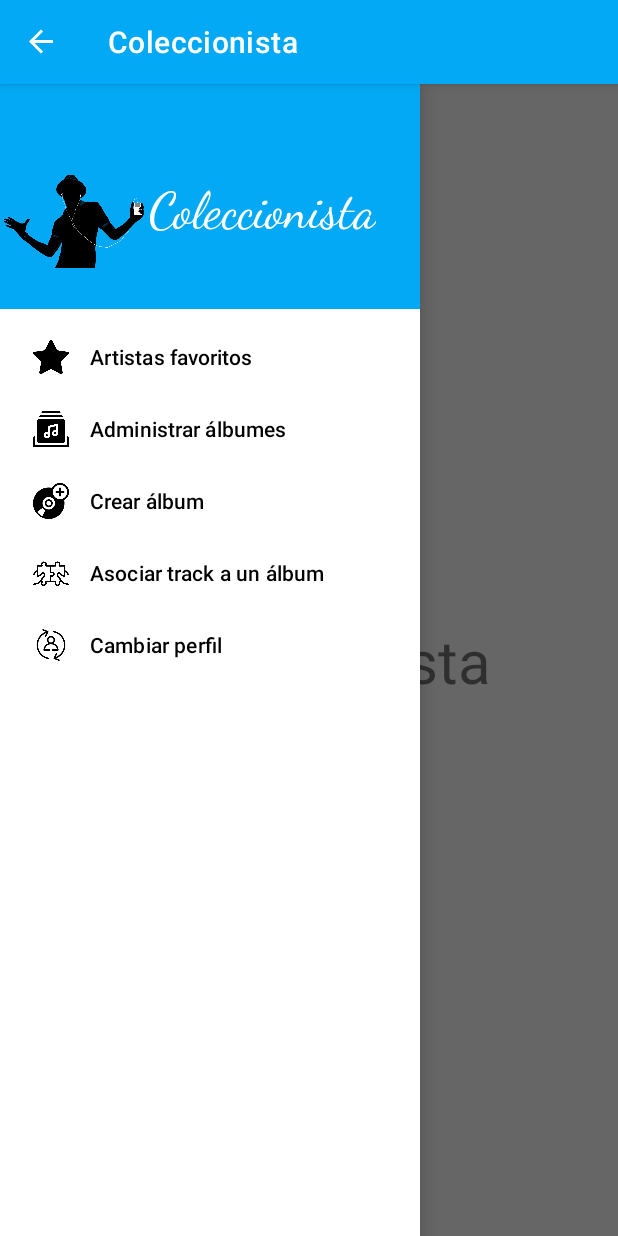
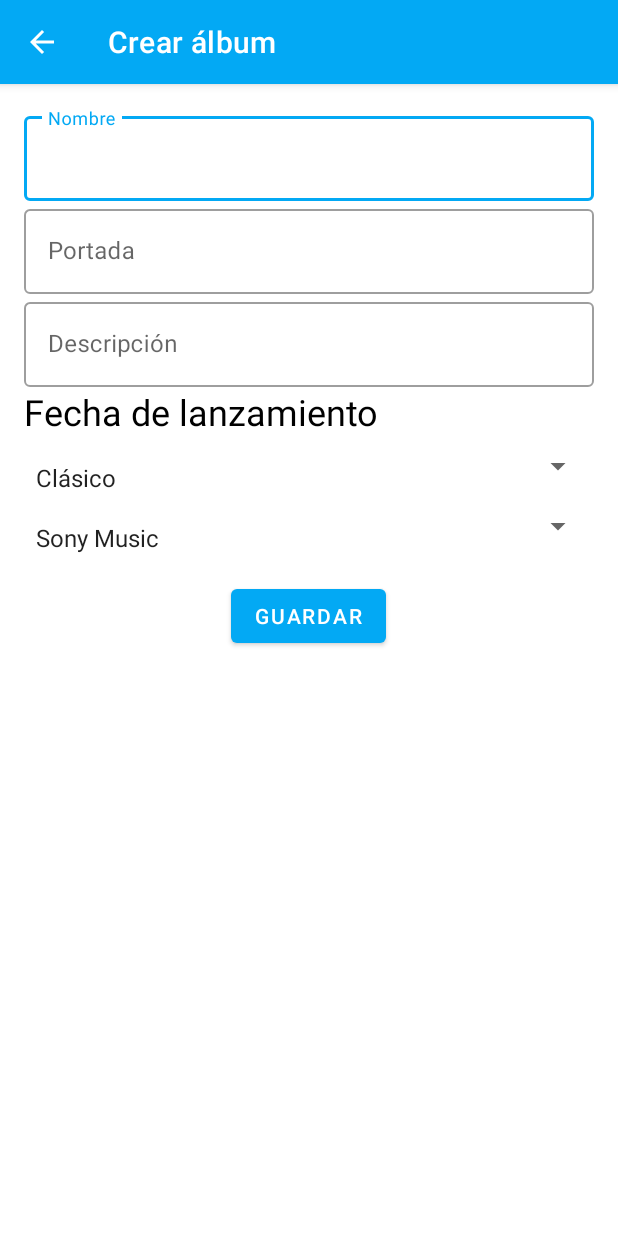
Before and after one commit to neztoring/AppMoviles, an Android app: the MenuColeccionistaActivity screen opened directly, with no data from a screen before it, after a tap on "Crear álbum", on a phone screen of 412 x 824 dp. Run offline under Robolectric (Android 15) with nearby library versions, the phone set to English and light mode, and no system bars; network calls fail; Roboto replaces fonts that are not available here; 3 other taps on this screen came first.

Commit message:
HU-07: agregar formulario y guardado del album

```diff
--- a/app/src/main/AndroidManifest.xml
+++ b/app/src/main/AndroidManifest.xml
@@ -39,6 +39,12 @@
             android:parentActivityName=".ui.MainActivity"
             android:theme="@style/Theme.AppMoviles" />
         <activity
+            android:name=".ui.album.AlbumCreationActivity"
+            android:exported="false"
+            android:label="@string/create_album"
+            android:parentActivityName=".ui.MainActivity"
+            android:theme="@style/Theme.AppMoviles" />
+        <activity
             android:name=".ui.MainActivity"
             android:exported="true">
             <intent-filter>
--- a/app/src/main/java/com/example/appmoviles/ui/MenuColeccionistaActivity.kt
+++ b/app/src/main/java/com/example/appmoviles/ui/MenuColeccionistaActivity.kt
@@ -3,12 +3,11 @@ import android.content.Intent
 import android.os.Bundle
 import android.view.MenuItem
 import android.view.View
-import android.widget.Toast
 import androidx.appcompat.app.ActionBarDrawerToggle
 import androidx.appcompat.app.AppCompatActivity
 import androidx.drawerlayout.widget.DrawerLayout
 import com.example.appmoviles.R
-import com.example.appmoviles.ui.album.AlbumActivity
+import com.example.appmoviles.ui.album.AlbumCreationActivity
 import com.google.android.material.navigation.NavigationView
 
 
@@ -27,12 +26,13 @@ class MenuColeccionistaActivity : AppCompatActivity() {
         toggle = ActionBarDrawerToggle(this, drawerLayoutCollector, R.string.open, R.string.close)
         drawerLayoutCollector.addDrawerListener(toggle)
         toggle.syncState()
+        val intentAlbumCreationActivity = Intent(this, AlbumCreationActivity::class.java)
         supportActionBar?.setDisplayHomeAsUpEnabled(true)
         navViewCollector.setNavigationItemSelectedListener {
             when(it.itemId){
                 R.id.fav_performers -> print("artistas favoritos")
                 R.id.albums_handler -> print("manejar albmes")
-                R.id.create_album -> print("crear album")
+                R.id.create_album -> startActivity(intentAlbumCreationActivity)
                 R.id.associate_track -> print("Asociar track")
                 R.id.profile_change -> this.finish()
             }
--- /dev/null
+++ b/app/src/main/java/com/example/appmoviles/ui/album/AlbumCreationActivity.kt
@@ -0,0 +1,125 @@
+package com.example.appmoviles.ui.album
+
+import android.app.DatePickerDialog
+import android.app.TimePickerDialog
+import android.os.Bundle
+import android.util.Log
+import android.widget.*
+import androidx.appcompat.app.AppCompatActivity
+import com.example.appmoviles.R
+import com.example.appmoviles.network.NetworkServiceAdapter
+import com.google.android.material.textfield.TextInputEditText
+import org.json.JSONException
+import org.json.JSONObject
+import java.text.SimpleDateFormat
+import java.util.*
+
+
+class AlbumCreationActivity : AppCompatActivity(), DatePickerDialog.OnDateSetListener,
+    TimePickerDialog.OnTimeSetListener {
+
+    private val calendar = Calendar.getInstance()
+    private val formatter = SimpleDateFormat("dd/MM/yyyy", Locale.US)
+    override fun onCreate(savedInstanceState: Bundle?) {
+        super.onCreate(savedInstanceState)
+        setContentView(R.layout.activity_album_creation)
+        addArraysSpinners()
+        createDatePicker()
+        createButton()
+    }
+
+    fun addArraysSpinners() {
+        val genreSpinner: Spinner = findViewById(R.id.genre_spinner)
+        ArrayAdapter.createFromResource(
+            this, R.array.genre_array, android.R.layout.simple_spinner_item
+        ).also { adapter ->
+            adapter.setDropDownViewResource(android.R.layout.simple_spinner_dropdown_item)
+            genreSpinner.adapter = adapter
+        }
+        val recordLabelSpinner: Spinner = findViewById(R.id.record_label_spinner)
+        ArrayAdapter.createFromResource(
+            this, R.array.record_label_array, android.R.layout.simple_spinner_item
+        ).also { adapter ->
+            adapter.setDropDownViewResource(android.R.layout.simple_spinner_dropdown_item)
+            recordLabelSpinner.adapter = adapter
+        }
+    }
+
+    private fun createButton() {
+        val button: Button = findViewById(R.id.button_save_album)
+        button.setOnClickListener {
+            this.saveAlbum()
+        }
+
+    }
+
+    private fun createDatePicker() {
+        findViewById<TextView>(R.id.albumReleaseDate).setOnClickListener {
+            DatePickerDialog(
+                this,
+                this,
+                calendar.get(Calendar.YEAR),
+                calendar.get(Calendar.MONTH),
+                calendar.get(Calendar.DAY_OF_MONTH)
+            ).show()
+        }
+    }
+
+    override fun onDateSet(view: DatePicker?, year: Int, month: Int, dayOfMonth: Int) {
+        calendar.set(year, month, dayOfMonth)
+        displayFormattedDate(calendar.timeInMillis)
+    }
+
+    override fun onTimeSet(view: TimePicker?, hourOfDay: Int, minute: Int) {
+        displayFormattedDate(calendar.timeInMillis)
+    }
+
+    private fun displayFormattedDate(timestamp: Long) {
+        findViewById<TextView>(R.id.albumReleaseDate).text = formatter.format(timestamp)
+        Log.i("Formatting", timestamp.toString())
+    }
+
+    private fun saveAlbum() {
+        val nameTextView = findViewById<TextInputEditText>(R.id.editTextAlbumName)
+        val coverageTextView = findViewById<TextInputEditText>(R.id.editTextAlbumCoverage)
+        val descriptionTextView = findViewById<TextInputEditText>(R.id.editTextAlbumDescription)
+        val genreSpinner = findViewById<Spinner>(R.id.genre_spinner)
+        val recordLabelSpinner = findViewById<Spinner>(R.id.record_label_spinner)
+        val bodyAlbumRequest = JSONObject()
+
+        val formatterAux = SimpleDateFormat("yyyy-MM-dd HH:mm:ss.000Z", Locale.US)
+
+        try {
+            bodyAlbumRequest.put("name", nameTextView.text.toString())
+            bodyAlbumRequest.put("cover", coverageTextView.text.toString())
+            bodyAlbumRequest.put("description", descriptionTextView.text.toString())
+            bodyAlbumRequest.put(
+                "releaseDate", formatterAux.format(calendar.timeInMillis).toString()
+                    .replace(" ", "T")
+            )
+            bodyAlbumRequest.put("genre", genreSpinner.selectedItem.toString())
+            bodyAlbumRequest.put("recordLabel", recordLabelSpinner.selectedItem.toString())
+        } catch (e: JSONException) {
+            e.printStackTrace()
+        }
+        NetworkServiceAdapter.getInstance(application).postAlbum(bodyAlbumRequest,
+            {
+                onSuccess()
+            },
+            {
+                onError()
+            }
+        )
+
+    }
+
+    private fun onSuccess() {
+        Toast.makeText(this, "Albúm guardado con éxito!", Toast.LENGTH_LONG).show()
+    }
+
+    private fun onError() {
+        Toast.makeText(this, "Error al guardar el albúm", Toast.LENGTH_LONG).show()
+    }
+
+
+}
--- a/app/src/main/res/layout/activity_album_creation.xml
+++ b/app/src/main/res/layout/activity_album_creation.xml
@@ -1,9 +1,94 @@
 <?xml version="1.0" encoding="utf-8"?>
-<androidx.constraintlayout.widget.ConstraintLayout xmlns:android="http://schemas.android.com/apk/res/android"
+<LinearLayout xmlns:android="http://schemas.android.com/apk/res/android"
     xmlns:app="http://schemas.android.com/apk/res-auto"
     xmlns:tools="http://schemas.android.com/tools"
     android:layout_width="match_parent"
     android:layout_height="match_parent"
-    tools:context=".ui.album.AlbumCreation">
+    android:gravity="center_horizontal"
+    android:orientation="vertical"
+    android:padding="16dp"
+    tools:context=".ui.album.AlbumCreationActivity">
 
-</androidx.constraintlayout.widget.ConstraintLayout>
+    <com.google.android.material.textfield.TextInputLayout
+        android:id="@+id/albumName"
+        style="@style/Widget.MaterialComponents.TextInputLayout.OutlinedBox"
+        android:layout_width="match_parent"
+        android:layout_height="wrap_content"
+        android:hint="@string/album_name"
+        app:endIconMode="clear_text">
+
+        <com.google.android.material.textfield.TextInputEditText
+            android:id="@+id/editTextAlbumName"
+            android:layout_width="match_parent"
+            android:layout_height="wrap_content"
+            android:importantForAccessibility="no"
+            android:inputType="text"
+            android:minHeight="48dp" />
+    </com.google.android.material.textfield.TextInputLayout>
+
+    <com.google.android.material.textfield.TextInputLayout
+        android:id="@+id/albumCoverage"
+        style="@style/Widget.MaterialComponents.TextInputLayout.OutlinedBox"
+        android:layout_width="match_parent"
+        android:layout_height="wrap_content"
+        android:hint="@string/album_coverage"
+        app:endIconMode="clear_text">
+
+        <com.google.android.material.textfield.TextInputEditText
+            android:id="@+id/editTextAlbumCoverage"
+            android:layout_width="match_parent"
+            android:layout_height="wrap_content"
+            android:importantForAccessibility="no"
+            android:inputType="text"
+            android:minHeight="48dp" />
+    </com.google.android.material.textfield.TextInputLayout>
+
+    <com.google.android.material.textfield.TextInputLayout
+        android:id="@+id/albumDescription"
+        style="@style/Widget.MaterialComponents.TextInputLayout.OutlinedBox"
+        android:layout_width="match_parent"
+        android:layout_height="wrap_content"
+        android:hint="@string/album_description"
+        app:endIconMode="clear_text">
+
+        <com.google.android.material.textfield.TextInputEditText
+            android:id="@+id/editTextAlbumDescription"
+            android:layout_width="match_parent"
+            android:layout_height="wrap_content"
+            android:importantForAccessibility="no"
+            android:inputType="text"
+            android:minHeight="48dp" />
+    </com.google.android.material.textfield.TextInputLayout>
+
+    <TextView
+        android:id="@+id/albumReleaseDate"
+        android:layout_width="match_parent"
+        android:layout_height="wrap_content"
+        android:text="@string/album_release_date"
+        android:textColor="@color/black"
+        android:textSize="24sp"
+        app:layout_constraintBottom_toBottomOf="parent"
+        app:layout_constraintLeft_toLeftOf="parent"
+        app:layout_constraintRight_toRightOf="parent"
+        app:layout_constraintTop_toTopOf="parent" />
+
+    <Spinner
+        android:id="@+id/genre_spinner"
+        android:paddingTop="16dp"
+        android:layout_width="match_parent"
+        android:layout_height="40dp" />
+
+    <Spinner
+        android:id="@+id/record_label_spinner"
+        android:paddingTop="16dp"
+        android:layout_width="match_parent"
+        android:layout_height="40dp"/>
+    <Button
+        android:id="@+id/button_save_album"
+        android:layout_marginTop="16dp"
+        android:layout_width="wrap_content"
+        android:layout_height="wrap_content"
+        android:text="@string/save_album"/>
+
+
+</LinearLayout>
--- a/app/src/main/res/values/strings.xml
+++ b/app/src/main/res/values/strings.xml
@@ -18,6 +18,27 @@
     <string name="create_album">Crear álbum</string>
     <string name="associate_track">Asociar track a un álbum</string>
     <string name="profile_change">Cambiar perfil</string>
+    <string name="album_name">Nombre</string>
+    <string name="album_coverage">Portada</string>
+    <string name="album_description">Descripción</string>
+    <string name="album_release_date">Fecha de lanzamiento</string>
+    <string name="album_genre">Género</string>
+    <string name="album_record_label">Sello discográfico</string>
+    <string name="save_album">Guardar</string>
+    <string-array name="genre_array">
+        <item>Clásico</item>
+        <item>Salsa</item>
+        <item>Rock</item>
+        <item>Folk</item>
+    </string-array>
+    <string-array name="record_label_array">
+        <item>Sony Music</item>
+        <item>EMI</item>
+        <item>Discos Fuentes</item>
+        <item>Elektra</item>
+        <item>Fania Record</item>
+    </string-array>
+
     <!-- Strings used for fragments for navigation -->
 
 </resources>
```
Also changed, not shown: app/src/main/java/com/example/appmoviles/ui/album/AlbumCreation.kt (deleted, +0 -12 lines).
